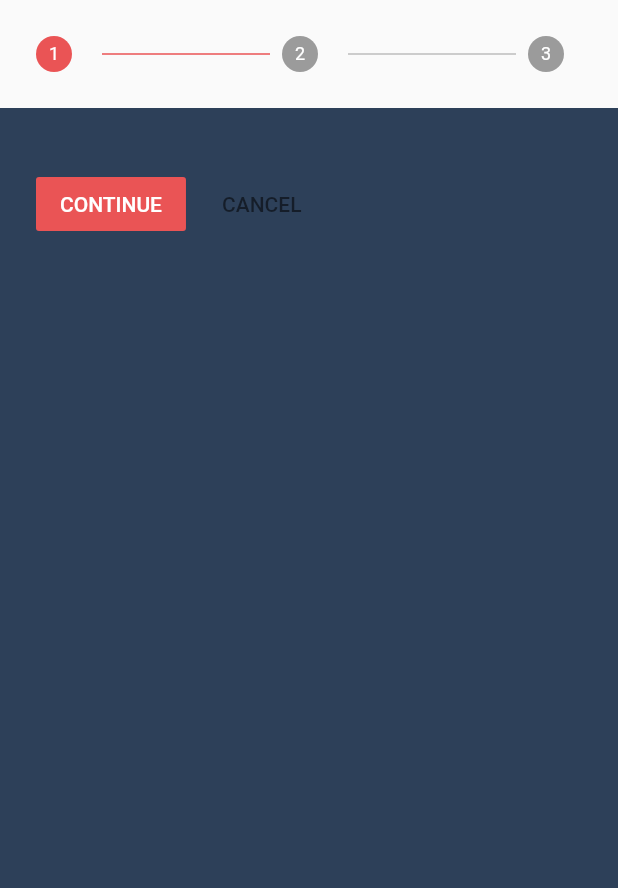
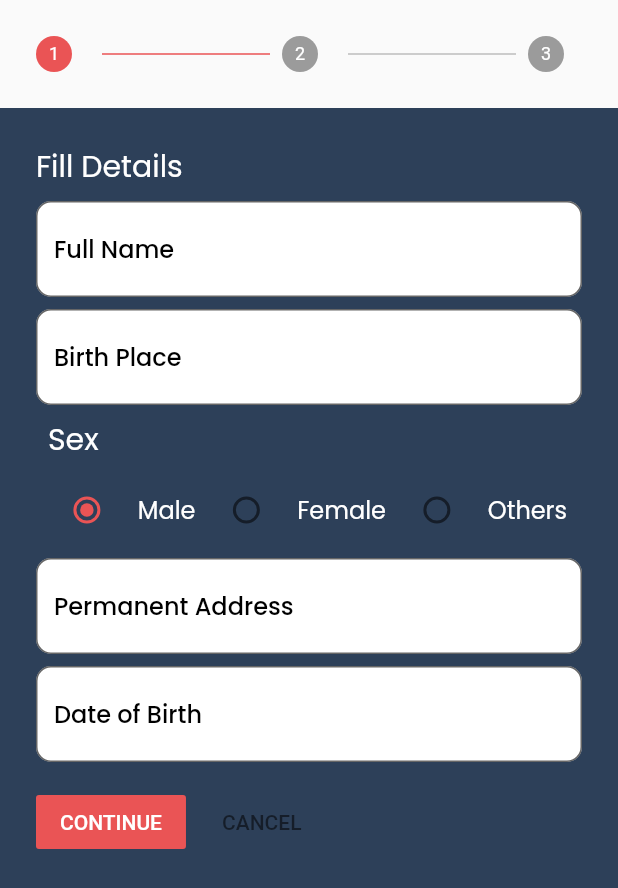
Before and after one commit to sandesh101/E-Palika, a Flutter app: the BirthRegistrationForm screen opened by its route, on a phone screen of 412 x 824 dp. Shown: the top 888 px of the screen. Run offline on Flutter 3.47's test engine with Material 2 defaults, Android fonts, the phone set to English and light mode, and no system bars; our stand-ins replace google_fonts, image_picker.

Commit message:
Minor Routing Changes

```diff
--- a/lib/main.dart
+++ b/lib/main.dart
@@ -2,6 +2,7 @@ import 'package:e_palika/screens/birth_certificate/birth_certificate_details.dar
 import 'package:e_palika/screens/birth_certificate/birth_certificate_form.dart';
 import 'package:e_palika/screens/citizenship/citizenship_details.dart';
 import 'package:e_palika/screens/citizenship/citizenship_form.dart';
+import 'package:e_palika/screens/home_screen.dart';
 import 'package:e_palika/screens/splash_screen.dart';
 import 'package:flutter/material.dart';
 
@@ -21,6 +22,7 @@ class MyApp extends StatelessWidget {
       initialRoute: '/',
       routes: {
         '/': (context) => const SplashScreen(),
+        'home': (context) => const HomePage(),
         'citizenship_details': (context) => const CitizenshipDetails(),
         'citizenship_form': (context) => const CitizenshipForm(),
         'birthcertificate_details': (context) =>
--- /dev/null
+++ b/lib/screens/birth_certificate/baby_details.dart
@@ -0,0 +1,182 @@
+import 'package:flutter/material.dart';
+import 'package:google_fonts/google_fonts.dart';
+
+class BabyDetails extends StatefulWidget {
+  const BabyDetails({Key? key}) : super(key: key);
+
+  @override
+  _BabyDetailsState createState() => _BabyDetailsState();
+}
+
+class _BabyDetailsState extends State<BabyDetails> {
+  final TextEditingController _userName = TextEditingController();
+  final TextEditingController _birthPlace = TextEditingController();
+  final TextEditingController _permanentAddress = TextEditingController();
+  final TextEditingController _dateOfBirth = TextEditingController();
+
+  String gender = 'Male';
+
+  @override
+  Widget build(BuildContext context) {
+    return Column(
+      children: [
+        Row(
+          mainAxisAlignment: MainAxisAlignment.start,
+          children: [
+            Text(
+              'Fill Details',
+              style: GoogleFonts.poppins(fontSize: 20, color: Colors.white),
+            ),
+          ],
+        ),
+        Padding(
+          padding: const EdgeInsets.only(top: 8.0),
+          child: Column(
+            children: [
+              //==========Full Name================
+              TextFormField(
+                controller: _userName,
+                decoration: InputDecoration(
+                  fillColor: Colors.white,
+                  filled: true,
+                  border: OutlineInputBorder(
+                    borderRadius: BorderRadius.circular(10),
+                  ),
+                  hintText: "Full Name",
+                  hintStyle: GoogleFonts.poppins(
+                    fontSize: 16,
+                    color: Colors.black,
+                    fontWeight: FontWeight.w500,
+                  ),
+                ),
+              ),
+
+              //===========Birth Place================
+              Padding(
+                padding: const EdgeInsets.only(top: 8.0),
+                child: TextFormField(
+                  controller: _birthPlace,
+                  decoration: InputDecoration(
+                    fillColor: Colors.white,
+                    filled: true,
+                    border: OutlineInputBorder(
+                      borderRadius: BorderRadius.circular(10),
+                    ),
+                    hintText: "Birth Place",
+                    hintStyle: GoogleFonts.poppins(
+                      fontSize: 16,
+                      color: Colors.black,
+                      fontWeight: FontWeight.w500,
+                    ),
+                  ),
+                ),
+              ),
+
+              //====================Sex=========================
+              Row(mainAxisAlignment: MainAxisAlignment.start, children: [
+                Padding(
+                  padding: const EdgeInsets.only(top: 8.0, left: 8.0),
+                  child: Text('Sex',
+                      style: GoogleFonts.poppins(
+                          fontSize: 20, color: Colors.white)),
+                ),
+              ]),
+              Padding(
+                padding: const EdgeInsets.only(top: 8.0),
+                child: Row(
+                  mainAxisAlignment: MainAxisAlignment.spaceEvenly,
+                  children: [
+                    Radio(
+                        activeColor: const Color(0xFFEA5455),
+                        value: 'Male',
+                        groupValue: gender,
+                        onChanged: (value) {
+                          setState(() {
+                            gender = value.toString();
+                          });
+                        }),
+                    Text(
+                      'Male',
+                      style: GoogleFonts.poppins(
+                          fontSize: 16, color: Colors.white),
+                    ),
+                    Radio(
+                        activeColor: const Color(0xFFEA5455),
+                        value: 'Female',
+                        groupValue: gender,
+                        onChanged: (value) {
+                          setState(() {
+                            gender = value.toString();
+                          });
+                        }),
+                    Text(
+                      'Female',
+                      style: GoogleFonts.poppins(
+                          fontSize: 16, color: Colors.white),
+                    ),
+                    Radio(
+                        activeColor: const Color(0xFFEA5455),
+                        value: 'Others',
+                        groupValue: gender,
+                        onChanged: (value) {
+                          setState(() {
+                            gender = value.toString();
+                          });
+                        }),
+                    Text(
+                      'Others',
+                      style: GoogleFonts.poppins(
+                          fontSize: 16, color: Colors.white),
+                    ),
+                  ],
+                ),
+              ),
+
+              //===========Permanent Address================
+              Padding(
+                padding: const EdgeInsets.only(top: 8.0),
+                child: TextFormField(
+                  controller: _permanentAddress,
+                  decoration: InputDecoration(
+                    fillColor: Colors.white,
+                    filled: true,
+                    border: OutlineInputBorder(
+                      borderRadius: BorderRadius.circular(10),
+                    ),
+                    hintText: "Permanent Address",
+                    hintStyle: GoogleFonts.poppins(
+                      fontSize: 16,
+                      color: Colors.black,
+                      fontWeight: FontWeight.w500,
+                    ),
+                  ),
+                ),
+              ),
+
+              //===========Date of Birth================
+              Padding(
+                padding: const EdgeInsets.only(top: 8.0),
+                child: TextFormField(
+                  controller: _dateOfBirth,
+                  decoration: InputDecoration(
+                    fillColor: Colors.white,
+                    filled: true,
+                    border: OutlineInputBorder(
+                      borderRadius: BorderRadius.circular(10),
+                    ),
+                    hintText: "Date of Birth",
+                    hintStyle: GoogleFonts.poppins(
+                      fontSize: 16,
+                      color: Colors.black,
+                      fontWeight: FontWeight.w500,
+                    ),
+                  ),
+                ),
+              ),
+            ],
+          ),
+        )
+      ],
+    );
+  }
+}
--- a/lib/screens/birth_certificate/birth_certificate_details.dart
+++ b/lib/screens/birth_certificate/birth_certificate_details.dart
@@ -33,7 +33,7 @@ class BirthCertificateDetails extends StatelessWidget {
               ),
               const Divider(
                 indent: 8,
-                endIndent: 300,
+                endIndent: 150,
                 color: Color(0xFFFFD460),
                 thickness: 3.0,
               ),
--- a/lib/screens/birth_certificate/birth_certificate_form.dart
+++ b/lib/screens/birth_certificate/birth_certificate_form.dart
@@ -1,3 +1,4 @@
+import 'package:e_palika/screens/birth_certificate/baby_details.dart';
 import 'package:flutter/material.dart';
 
 import '../citizenship/upload_photo.dart';
@@ -16,7 +17,7 @@ class _BirthRegistrationFormState extends State<BirthRegistrationForm> {
           state: currentStep > 0 ? StepState.complete : StepState.indexed,
           isActive: currentStep >= 0,
           title: const Text(''),
-          content: Container(),
+          content: const BabyDetails(),
         ),
         Step(
           state: currentStep > 1 ? StepState.complete : StepState.indexed,
@@ -58,7 +59,7 @@ class _BirthRegistrationFormState extends State<BirthRegistrationForm> {
           },
           onStepCancel: () {
             currentStep == 0
-                ? null
+                ? Navigator.of(context).pushNamed('home')
                 : setState(() {
                     currentStep -= 1;
                   });
```
